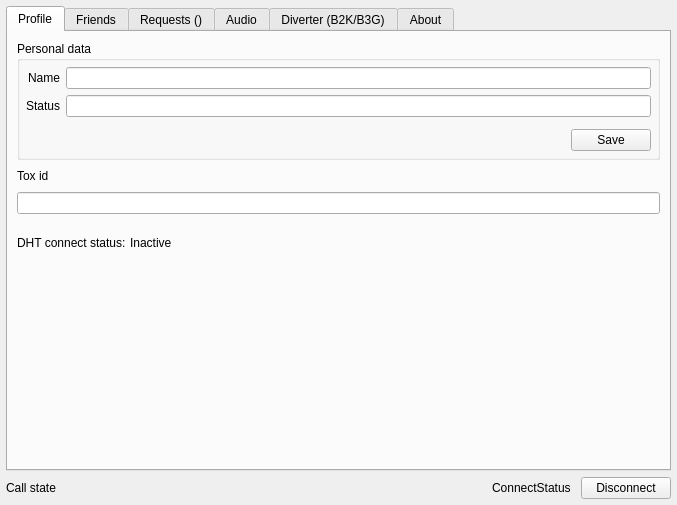
The window that src/toxphone_config/widgets/main_window.ui (hkarel/ToxPhone) describes before a commit, drawn with Qt 5.
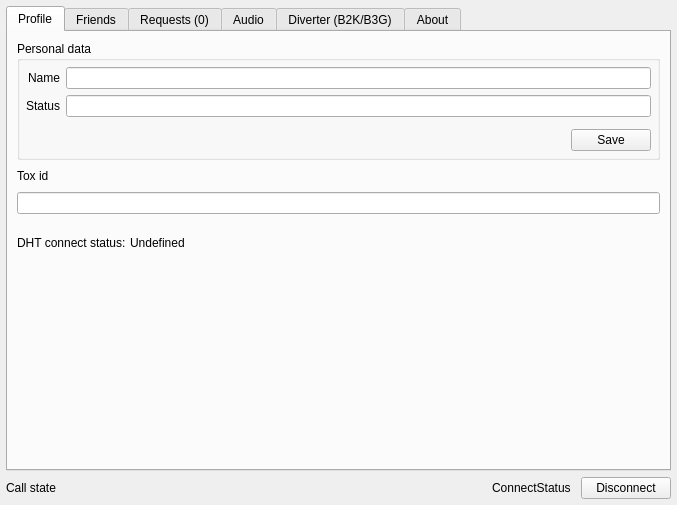
The same window after the commit. The open tabs and pages were chosen to show the change.

What changed in the file:
```diff
--- a/src/toxphone_config/widgets/main_window.ui
+++ b/src/toxphone_config/widgets/main_window.ui
@@ -180,7 +180,7 @@
           <item row="0" column="1">
            <widget class="QLabel" name="labelDhtConnecntStatus">
             <property name="text">
-             <string>Inactive</string>
+             <string>Undefined</string>
             </property>
            </widget>
           </item>
@@ -549,7 +549,7 @@
       </widget>
       <widget class="QWidget" name="tabRequests">
        <attribute name="title">
-        <string>Requests ()</string>
+        <string>Requests (0)</string>
        </attribute>
        <layout class="QVBoxLayout" name="verticalLayout_5">
         <property name="topMargin">
```
Left out of the diff: 2 changed lines with no effect on the pictures.
